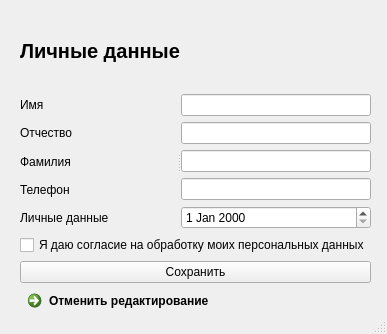
This is data/etc/EditProfile.ui in Substance-live/Train_application as Qt 5 draws it before an edit. The edited form follows.
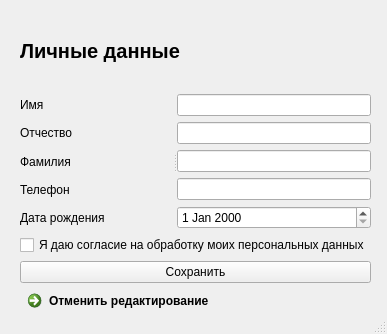
This is the edited form.

Patch:
```diff
--- a/data/etc/EditProfile.ui
+++ b/data/etc/EditProfile.ui
@@ -94,7 +94,7 @@
           <item>
            <widget class="QLabel" name="label_6">
             <property name="text">
-             <string>Личные данные</string>
+             <string>Дата рождения</string>
             </property>
            </widget>
           </item>
```
Left out of the diff: 2 changed lines with no effect on the pictures.
